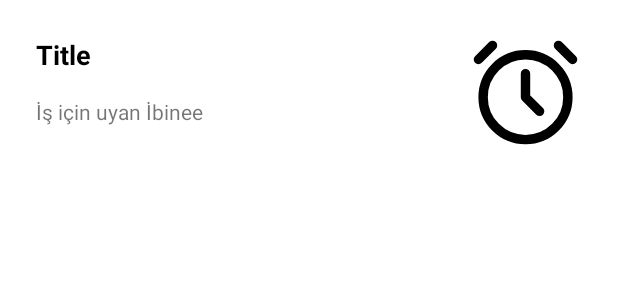
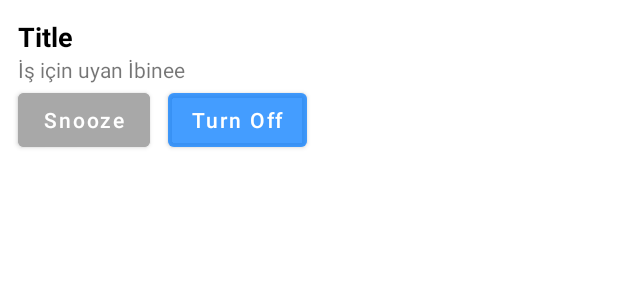
Before and after one commit to etokoc/ClockTracker, an Android app: the layout custom_notification.xml on its own in the app's theme, with its tools: preview values and no code run, on a phone screen of 412 x 824 dp. Shown: the top 300 px of the screen. Run offline under Robolectric (Android 15) with nearby library versions, the phone set to English and light mode, and no system bars.

Commit message:
Notification düzenlendi

```diff
--- a/app/build.gradle
+++ b/app/build.gradle
@@ -76,4 +76,7 @@ dependencies {
     // Kodein
     implementation "org.kodein.di:kodein-di-generic-jvm:$kodein_version"
     implementation "org.kodein.di:kodein-di-framework-android-x:$kodein_version"
+
+    //Glide
+    implementation 'com.github.bumptech.glide:glide:4.13.2'
 }
--- a/app/src/main/java/com/metoer/clocktracker/other/alarm/AlarmReceiver.kt
+++ b/app/src/main/java/com/metoer/clocktracker/other/alarm/AlarmReceiver.kt
@@ -10,6 +10,7 @@ import android.net.Uri
 import android.os.Build
 import android.widget.RemoteViews
 import androidx.annotation.RequiresApi
+import androidx.core.app.NotificationCompat
 import androidx.core.app.NotificationManagerCompat
 import com.metoer.clocktracker.R
 import com.metoer.clocktracker.ui.view.activity.ClockActivity
@@ -51,19 +52,23 @@ class AlarmReceiver : BroadcastReceiver() {
         manager.createNotificationChannel(channel)
     }
 
+    @RequiresApi(Build.VERSION_CODES.O)
     fun createNotification(context: Context?) {
-        val intent = Intent(context,ClockActivity::class.java)
-        val pendingIntent =  TaskStackBuilder.create(context).run {
+        val intent = Intent(context, ClockActivity::class.java)
+        val pendingIntent = TaskStackBuilder.create(context).run {
             addNextIntentWithParentStack(intent)
-            getPendingIntent(0,PendingIntent.FLAG_UPDATE_CURRENT)
+            getPendingIntent(0, PendingIntent.FLAG_UPDATE_CURRENT)
         }
-        val notificatioLayout= RemoteViews(context!!.packageName,R.layout.custom_notification)
+        val notificatioLayout =
+            RemoteViews(context!!.packageName.toString(), R.layout.custom_notification)
 
-        val notification: Notification = Notification.Builder(context, CHANNEL_ID)
+        val notification: Notification = NotificationCompat.Builder(context, CHANNEL_ID)
             .setSmallIcon(R.drawable.ic_alarm)
             .setAutoCancel(true)
-            //.setCustomContentView(notificatioLayout)
+            .setStyle(NotificationCompat.DecoratedCustomViewStyle())
+            .setContent(notificatioLayout)
             .setContentIntent(pendingIntent)
+            .setShowWhen(true)
             .build()
 
         val notificationManager = NotificationManagerCompat.from(context)
--- a/app/src/main/res/layout/custom_notification.xml
+++ b/app/src/main/res/layout/custom_notification.xml
@@ -1,40 +1,62 @@
 <?xml version="1.0" encoding="utf-8"?>
-<androidx.constraintlayout.widget.ConstraintLayout xmlns:android="http://schemas.android.com/apk/res/android"
+<LinearLayout xmlns:android="http://schemas.android.com/apk/res/android"
     xmlns:app="http://schemas.android.com/apk/res-auto"
-    xmlns:tools="http://schemas.android.com/tools"
     android:layout_width="match_parent"
-    android:layout_height="match_parent">
+    android:layout_height="wrap_content"
+    android:orientation="vertical">
+
+    <LinearLayout
+        android:layout_width="match_parent"
+        android:layout_height="wrap_content"
+        android:orientation="horizontal">
+
+        <LinearLayout
+            android:layout_width="wrap_content"
+            android:layout_height="wrap_content"
+            android:orientation="vertical">
 
             <TextView
                 android:id="@+id/notificationTitle"
                 android:layout_width="wrap_content"
                 android:layout_height="wrap_content"
-        android:layout_marginStart="24dp"
-        android:layout_marginTop="24dp"
+                android:layout_marginStart="12dp"
+                android:layout_marginTop="12dp"
                 android:text="Title"
                 android:textColor="@color/black"
                 android:textSize="18sp"
-        android:textStyle="bold"
-        app:layout_constraintStart_toStartOf="parent"
-        app:layout_constraintTop_toTopOf="parent" />
+                android:textStyle="bold" />
 
             <TextView
                 android:id="@+id/notificationDesc"
                 android:layout_width="wrap_content"
                 android:layout_height="wrap_content"
-        android:layout_marginStart="24dp"
-        android:layout_marginTop="16dp"
-        android:text="İş için uyan İbinee"
-        app:layout_constraintStart_toStartOf="parent"
-        app:layout_constraintTop_toBottomOf="@+id/notificationTitle" />
+                android:layout_marginStart="12dp"
+                android:text="İş için uyan İbinee" />
+        </LinearLayout>
+    </LinearLayout>
+    <LinearLayout
+        android:layout_width="match_parent"
+        android:layout_height="wrap_content"
+        android:orientation="horizontal">
 
-    <ImageView
-        android:layout_width="75dp"
-        android:layout_height="75dp"
-        android:src="@drawable/ic_alarm"
-        android:layout_marginEnd="24dp"
-        android:layout_marginTop="24dp"
-        app:layout_constraintEnd_toEndOf="parent"
-        app:layout_constraintTop_toTopOf="parent"/>
+        <Button
+            android:layout_width="wrap_content"
+            android:layout_height="wrap_content"
+            android:layout_gravity="bottom"
+            android:layout_marginStart="12dp"
+            android:backgroundTint="@color/appGray"
+            android:text="@string/snooze"
+            android:textAllCaps="false"
+            app:rippleColor="@color/white" />
 
-</androidx.constraintlayout.widget.ConstraintLayout>
+        <Button
+            android:layout_width="wrap_content"
+            android:layout_height="wrap_content"
+            android:layout_gravity="bottom"
+            android:layout_marginStart="12dp"
+            android:backgroundTint="@color/clockHeaderColor"
+            android:text="Turn Off"
+            android:textAllCaps="false" />
+    </LinearLayout>
+
+</LinearLayout>
--- a/app/src/main/res/values/strings.xml
+++ b/app/src/main/res/values/strings.xml
@@ -23,4 +23,5 @@
     <string name="friday">Cuma</string>
     <string name="saturday">Cumartesi</string>
     <string name="sunday">Pazar</string>
+    <string name="snooze">Snooze</string>
 </resources>
```
Lines whose indentation alone changed are shown as unchanged.
